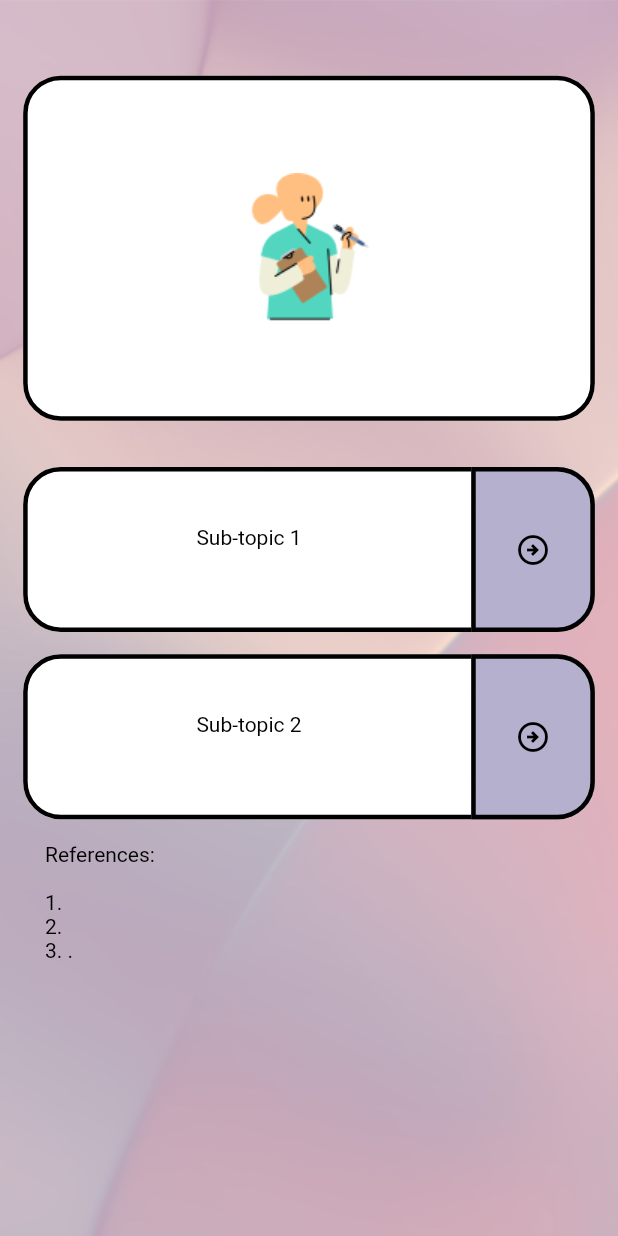
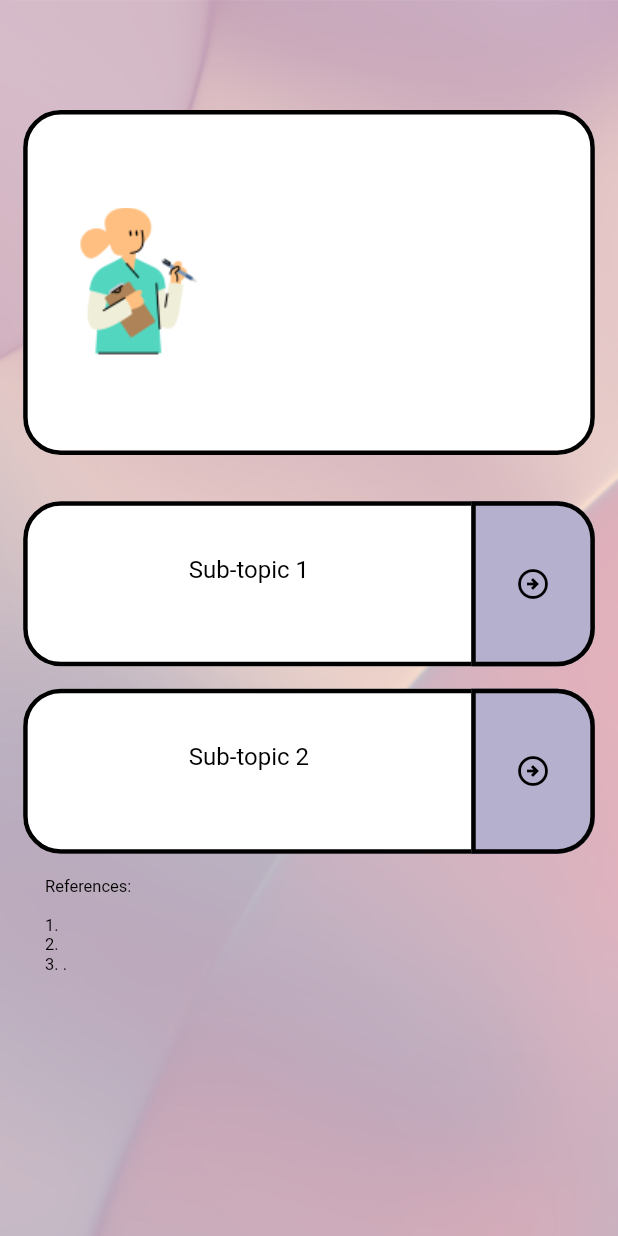
Before and after one commit to nisahabiba/mawadda_app, a Flutter app: the MissionTopicPage widget shown alone on an empty page, opened directly with empty values, on a phone screen of 412 x 824 dp. Run offline on Flutter 3.47's test engine with Material 3 defaults, Android fonts, the phone set to English and light mode, and no system bars; our stand-ins replace auto_route, basic_utils, bloc, cloud_firestore, dartz, equatable and 13 more; missing offline and left inert: flutter_inappwebview; accounts and stored records are empty; statements that could not run were skipped.

Commit message:
improved parameter for mission page

```diff
--- a/lib/mission/pages/mission_topic_page.dart
+++ b/lib/mission/pages/mission_topic_page.dart
@@ -41,6 +41,9 @@ class MissionTopicPage extends StatelessWidget {
       child: DefaultTextStyle(
         style: GoogleFonts.averiaGruesaLibre(color: Colors.black),
         child: ListView(children: [
+          SizedBox(
+            height: 20.h,
+          ),
           Center(
             child: Text(
               title,
@@ -78,19 +81,25 @@ class MissionTopicPage extends StatelessWidget {
                             mainAxisAlignment: MainAxisAlignment.center,
                             crossAxisAlignment: CrossAxisAlignment.start,
                             children: [
-                              Text(
+                              SizedBox(
+                                width: 200.w,
+                                child: Text(
                                   subTitle,
                                   style: GoogleFonts.averiaGruesaLibre(
                                       fontSize: 20.sp),
                                 ),
+                              ),
                               SizedBox(
                                 height: 5.h,
                               ),
-                              Text(
+                              SizedBox(
+                                width: 200.w,
+                                child: Text(
                                   subTitleDetails,
                                   style: GoogleFonts.averiaGruesaLibre(
-                                    fontSize: 10.sp),
+                                      fontSize: 12.sp),
                                 ),
+                              )
                             ],
                           ),
                         ],
@@ -129,11 +138,12 @@ class MissionTopicPage extends StatelessWidget {
                   Row(
                     mainAxisAlignment: MainAxisAlignment.end,
                     children: [
-                      Container(
+                      SizedBox(
                         width: 0.7.sw,
                         child: Text(
                           "Sub-topic 1\n$subTopic1",
                           textAlign: TextAlign.center,
+                          style: TextStyle(fontSize: 16),
                         ),
                       ),
                       Card(
@@ -184,12 +194,11 @@ class MissionTopicPage extends StatelessWidget {
                 Row(
                   mainAxisAlignment: MainAxisAlignment.end,
                   children: [
-                    Container(
+                    SizedBox(
                       width: 0.7.sw,
-                      child: Text(
-                        "Sub-topic 2\n$subTopic2",
+                      child: Text("Sub-topic 2\n$subTopic2",
                           textAlign: TextAlign.center,
-                      ),
+                          style: TextStyle(fontSize: 16)),
                     ),
                     InkWell(
                       // mau dikasih effect splash tapi belum berhasil
@@ -225,12 +234,15 @@ class MissionTopicPage extends StatelessWidget {
               mainAxisAlignment: MainAxisAlignment.start,
               crossAxisAlignment: CrossAxisAlignment.start,
               children: [
-                Text("References:\n"),
-                Text("1. $ref1"),
-                Text("2. $ref2"),
-                Text("3. $ref3.")
+                Text("References:\n", style: TextStyle(fontSize: 11)),
+                Text("1. $ref1", style: TextStyle(fontSize: 11)),
+                Text("2. $ref2", style: TextStyle(fontSize: 11)),
+                Text("3. $ref3.", style: TextStyle(fontSize: 11))
               ],
             ),
+          ),
+          SizedBox(
+            height: 20.h,
           )
         ]),
       ),
```
Also changed, not shown: lib/mission/pages/mission_page.dart (+61 -11 lines). Lines whose indentation alone changed are shown as unchanged.
